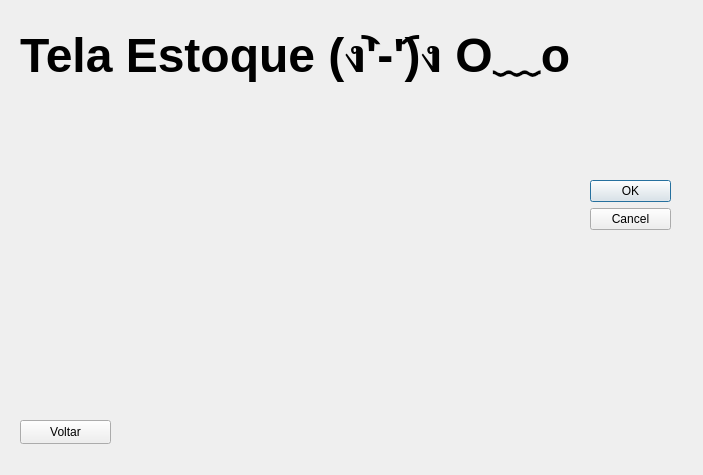
Qt form telaconsultaestoque.ui (EduardoHaagP/ProjetoPOO) before a commit.
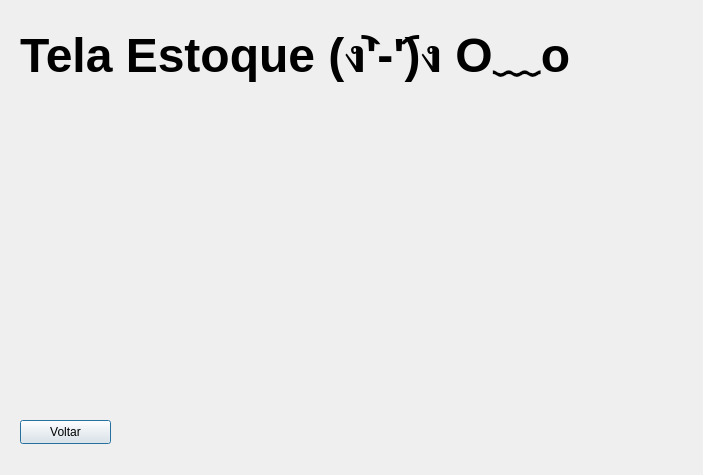
The same form after that commit.

The edit to the form file:
```diff
--- a/telaconsultaestoque.ui
+++ b/telaconsultaestoque.ui
@@ -13,22 +13,6 @@
   <property name="windowTitle">
    <string>Dialog</string>
   </property>
-  <widget class="QDialogButtonBox" name="buttonBox">
-   <property name="geometry">
-    <rect>
-     <x>590</x>
-     <y>180</y>
-     <width>81</width>
-     <height>241</height>
-    </rect>
-   </property>
-   <property name="orientation">
-    <enum>Qt::Vertical</enum>
-   </property>
-   <property name="standardButtons">
-    <set>QDialogButtonBox::Cancel|QDialogButtonBox::Ok</set>
-   </property>
-  </widget>
   <widget class="QPushButton" name="botVoltar">
    <property name="geometry">
     <rect>
```
Left out of the diff: 35 changed lines with no effect on the pictures.
